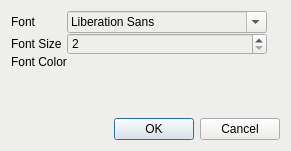
The window that settings.ui (parisa-hr/DesktopNote) describes before a commit, drawn with Qt 5.
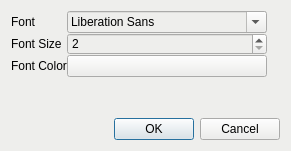
The same window after the commit.

Commit message: set color button.

```diff
--- a/settings.ui
+++ b/settings.ui
@@ -124,6 +124,13 @@
         </property>
        </spacer>
       </item>
+      <item row="2" column="1">
+       <widget class="QPushButton" name="pb_changeColor">
+        <property name="text">
+         <string/>
+        </property>
+       </widget>
+      </item>
      </layout>
     </widget>
    </item>
```
The commit also changes 2 other files.
